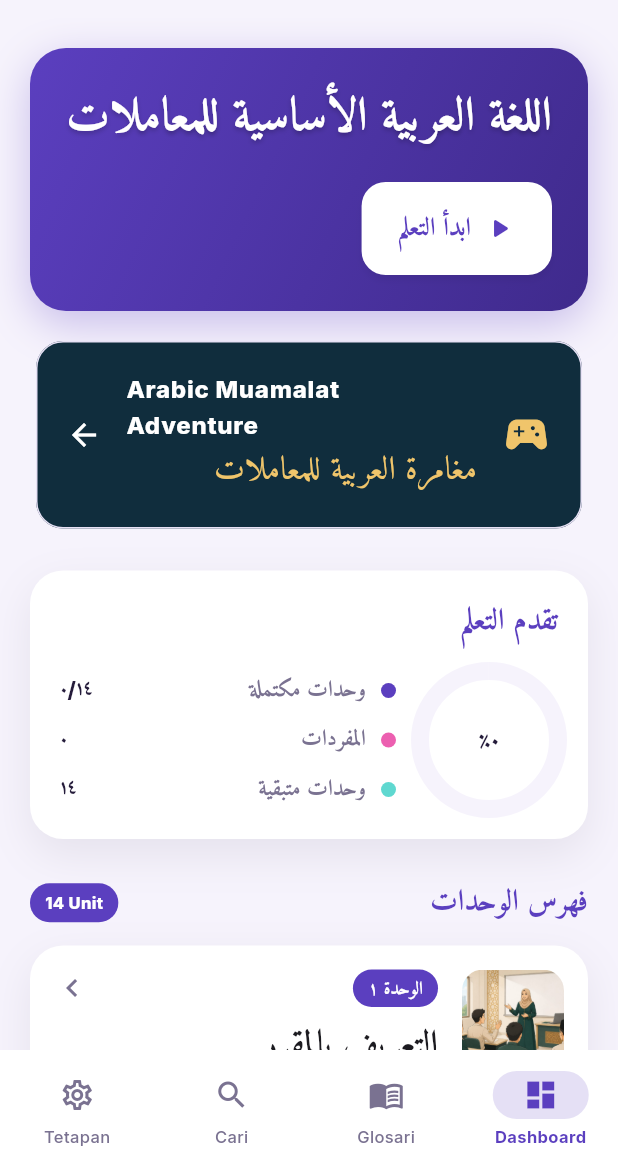
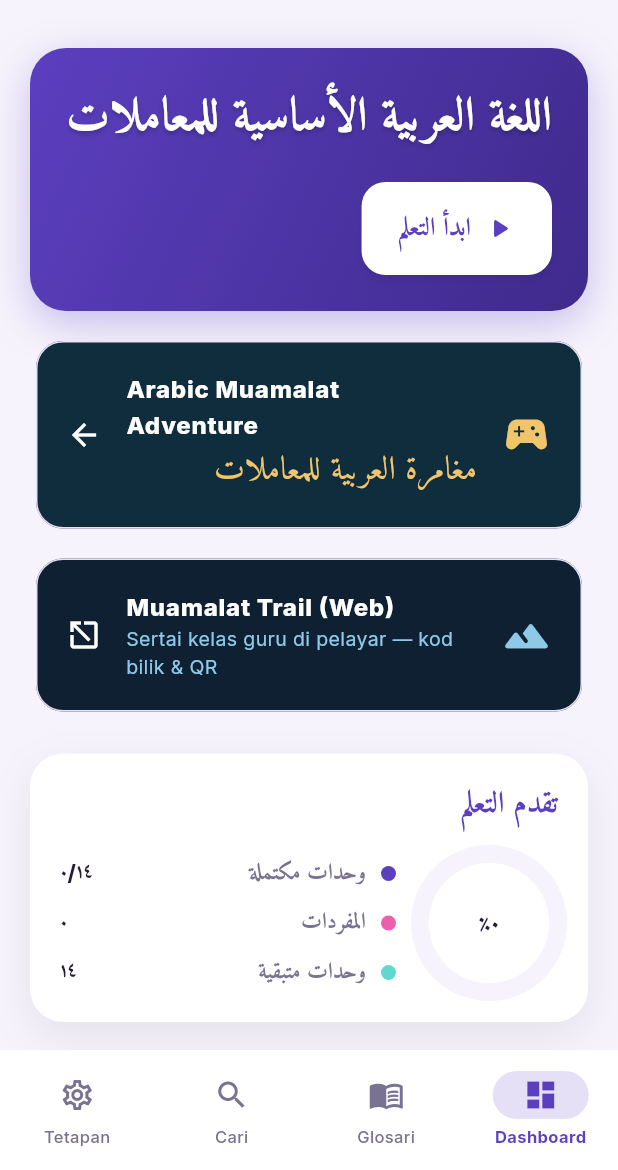
Before and after one commit to muzzammilKIAS/umt3033_flutter, a Flutter app: the screen it shows after launch, on a phone screen of 412 x 824 dp, the part 66-1236 px from its top. Run offline on Flutter 3.47's test engine with Material 3 defaults, Android fonts, the phone set to English and light mode, and no system bars; our stand-ins replace firebase_auth, firebase_core, firebase_database, flutter_tts, just_audio, qr_flutter and 2 more; missing offline and left inert: dart:js_interop, flame; accounts and stored records are empty.

Commit message:
Add Muamalat Trail (web) as a fourth mode in the game list
Adds the browser-based multiplayer game (hosted on Render) as a
card alongside Solo/Join/Host on the adventure home screen and
the dashboard, opened externally via url_launcher. The target URL
now lives in lib/config/app_links.dart, shared by both screens.

Co-Authored-By: Claude Sonnet 5 <noreply@anthropic.com>

```diff
--- /dev/null
+++ b/lib/config/app_links.dart
@@ -0,0 +1,7 @@
+/// URL laman web "Muamalat Trail" (pendakian pelbagai pemain), dihoskan di
+/// Render.com. Timpa semasa build jika perlu pelayan lain:
+/// flutter build web --dart-define=MUAMALAT_TRAIL_URL=https://domain-lain
+const muamalatTrailUrl = String.fromEnvironment(
+  'MUAMALAT_TRAIL_URL',
+  defaultValue: 'https://muamalat-trail.onrender.com',
+);
--- a/lib/screens/dashboard_screen.dart
+++ b/lib/screens/dashboard_screen.dart
@@ -1,5 +1,7 @@
 import 'package:flutter/material.dart';
 import 'package:provider/provider.dart';
+import 'package:url_launcher/url_launcher.dart';
+import '../config/app_links.dart';
 import '../models/unit_model.dart';
 import '../services/data_service.dart';
 import '../services/storage_service.dart';
@@ -110,6 +112,39 @@ class DashboardScreen extends StatelessWidget {
                       Icons.arrow_forward,
                       color: Colors.white,
                     ),
+                  ),
+                ),
+                const SizedBox(height: 12),
+                Card(
+                  color: const Color(0xFF0F2033),
+                  child: ListTile(
+                    contentPadding: const EdgeInsets.symmetric(
+                      horizontal: 20,
+                      vertical: 12,
+                    ),
+                    leading: const Icon(
+                      Icons.terrain_rounded,
+                      color: Color(0xFF8EC9E8),
+                      size: 34,
+                    ),
+                    title: const Text(
+                      'Muamalat Trail (Web)',
+                      textDirection: TextDirection.ltr,
+                      style: TextStyle(
+                        color: Colors.white,
+                        fontWeight: FontWeight.w800,
+                      ),
+                    ),
+                    subtitle: const Text(
+                      'Sertai kelas guru di pelayar — kod bilik & QR',
+                      textDirection: TextDirection.ltr,
+                      style: TextStyle(color: Color(0xFF8EC9E8), fontSize: 13),
+                    ),
+                    onTap: () => launchUrl(
+                      Uri.parse(muamalatTrailUrl),
+                      mode: LaunchMode.externalApplication,
+                    ),
+                    trailing: const Icon(Icons.open_in_new, color: Colors.white),
                   ),
                 ),
                 const SizedBox(height: 24),
```
Also changed, not shown: lib/game/screens/home_screen.dart (+19 -3 lines).
